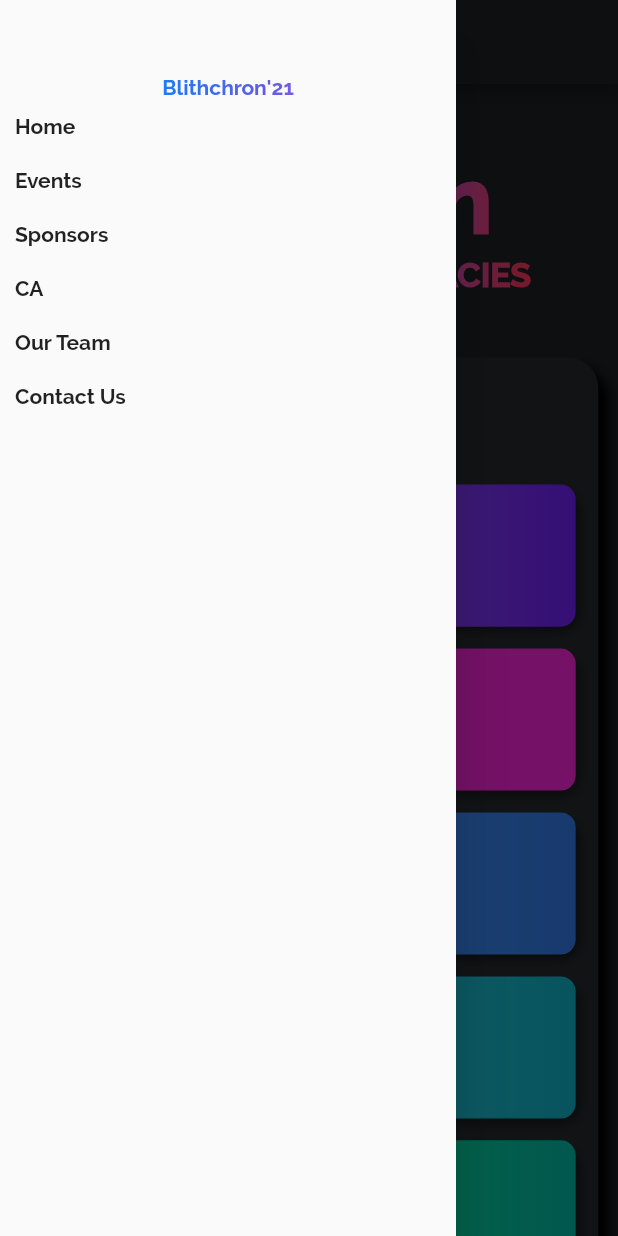
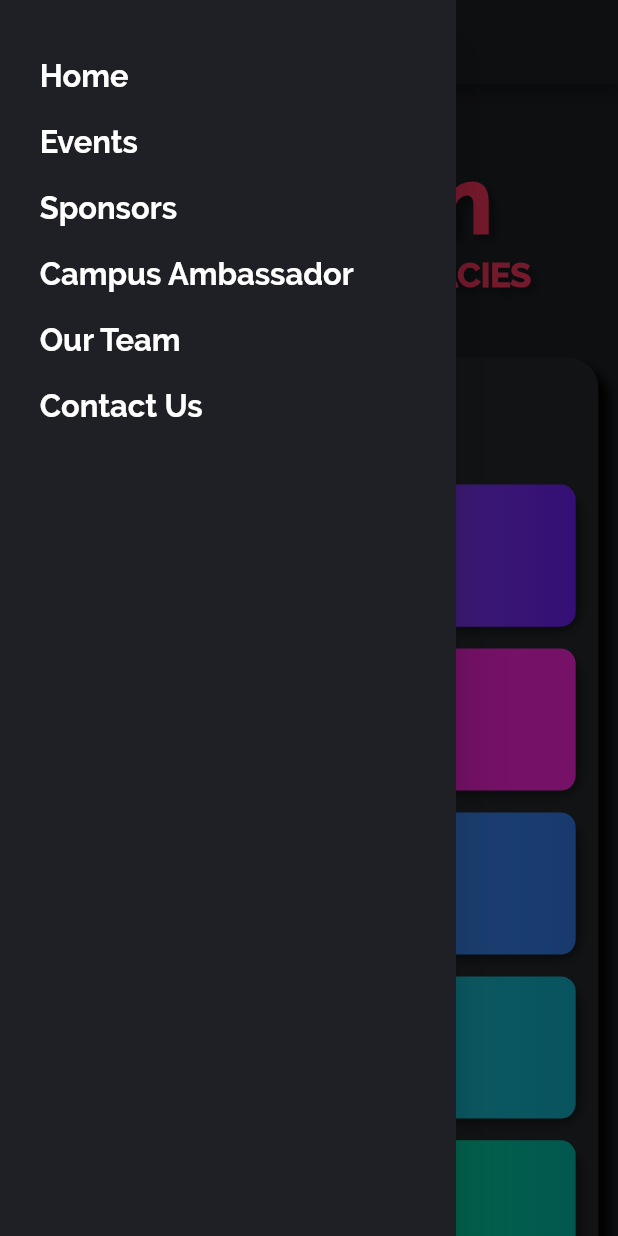
Before and after one commit to GautamV234/Blithchron, a Flutter app: the screen it shows after launch, with the side drawer open, on a phone screen of 412 x 824 dp. Run offline on Flutter 3.47's test engine with Material 2 defaults, Android fonts, the phone set to English and light mode, and no system bars; missing offline and left inert: vs_scrollbar.

Commit message:
DrawerUi_AppLogo

```diff
--- a/lib/Screens/EventsScreen.dart
+++ b/lib/Screens/EventsScreen.dart
@@ -37,7 +37,7 @@ class EventsScreen extends StatelessWidget {
         Color(0xffff375f),
       ],
     ).createShader(
-      Rect.fromLTWH(0.0, 0.0, 300.0, 70.0),
+      Rect.fromLTWH(0.0, 0.0, _screenWidth * 0.65, 70.0),
     );
 
     return Scaffold(
--- a/lib/Screens/HomeScreen.dart
+++ b/lib/Screens/HomeScreen.dart
@@ -62,23 +62,11 @@ class HomeScreen extends StatelessWidget {
         'route': ContactUsScreen.routeName,
       },
       {
-        'name': 'Dev Page',
-        'color': [Color(0xff3ee4ab), Color(0xff07e19d), Color(0xff03beab)],
+        'name': 'Developers',
+        'color': [Color(0xff5ea8fe), Color(0xff3e93fe), Color(0xff347def)],
         'route': DevPage.routeName,
       }
     ];
-
-    final Shader linearGradientTitle = LinearGradient(
-      colors: <Color>[
-        Color(0xff64d2ff),
-        Color(0xff0a84ff),
-        Color(0xff5e5ce6),
-        Color(0xffbf5af2),
-        Color(0xffff375f),
-      ],
-    ).createShader(
-      Rect.fromLTWH(0.0, 0.0, 350.0, 70.0),
-    );
 
     //responsive media query
     final data = MediaQuery.of(context);
@@ -94,6 +82,18 @@ class HomeScreen extends StatelessWidget {
       _screenHeight = data.size.width;
       _screenWidth = data.size.height;
     }
+
+    final Shader linearGradientTitle = LinearGradient(
+      colors: <Color>[
+        Color(0xff64d2ff),
+        Color(0xff0a84ff),
+        Color(0xff5e5ce6),
+        Color(0xffbf5af2),
+        Color(0xffff375f),
+      ],
+    ).createShader(
+      Rect.fromLTWH(0.0, 0.0, _screenWidth * 0.75, 70.0),
+    );
 
     return Scaffold(
       drawer: MyDrawer(),
@@ -116,7 +116,9 @@ class HomeScreen extends StatelessWidget {
                       fontSize: _screenHeight * 0.075,
                       fontWeight: FontWeight.w900,
                       foreground: Paint()..shader = linearGradientTitle,
-                      // shadows:
+                      shadows: [
+                        dropShadow2,
+                      ],
                     ),
                     textAlign: TextAlign.left,
                   ),
@@ -133,6 +135,9 @@ class HomeScreen extends StatelessWidget {
                       fontSize: _screenHeight * 0.02754,
                       fontWeight: FontWeight.w900,
                       foreground: Paint()..shader = linearGradientTitle,
+                      shadows: [
+                        dropShadow2,
+                      ],
                     ),
                     textAlign: TextAlign.left,
                   ),
--- a/lib/Screens/OurTeamScreen.dart
+++ b/lib/Screens/OurTeamScreen.dart
@@ -95,7 +95,7 @@ class OurTeamScreen extends StatelessWidget {
         Color(0xffff375f),
       ],
     ).createShader(
-      Rect.fromLTWH(0.0, 0.0, 300.0, 70.0),
+      Rect.fromLTWH(0.0, 0.0, _screenWidth * 0.65, 70.0),
     );
 
     return Scaffold(
@@ -123,7 +123,7 @@ class OurTeamScreen extends StatelessWidget {
                 ),
                 SafeArea(
                   child: Container(
-                    height: _screenHeight * 0.3593,
+                    height: _screenHeight * 0.3793,
                     width: _screenWidth * 0.9,
                     alignment: Alignment.centerLeft,
                     child: Row(
@@ -181,7 +181,7 @@ class OurTeamScreen extends StatelessWidget {
                 ),
                 SafeArea(
                   child: Container(
-                    height: _screenHeight * 0.7446,
+                    height: _screenHeight * 0.7746,
                     width: _screenWidth * 0.9,
                     alignment: Alignment.centerLeft,
                     child: Row(
--- a/lib/Screens/SponsorsScreen.dart
+++ b/lib/Screens/SponsorsScreen.dart
@@ -26,7 +26,6 @@ class SponsorsScreen extends StatelessWidget {
       _screenWidth = data.size.height;
     }
     /////////////////////////
-
     final Shader linearGradient = LinearGradient(
       colors: <Color>[
         Color(0xff64d2ff),
@@ -36,7 +35,7 @@ class SponsorsScreen extends StatelessWidget {
         Color(0xffff375f),
       ],
     ).createShader(
-      Rect.fromLTWH(0.0, 0.0, 300.0, 70.0),
+      Rect.fromLTWH(0.0, 0.0, _screenWidth * 0.65, 70.0),
     );
 
     return Scaffold(
--- a/lib/Widgets/HomeScreenItem.dart
+++ b/lib/Widgets/HomeScreenItem.dart
@@ -171,7 +171,7 @@ class HomeScreenItem extends StatelessWidget {
                             fontFamily: 'Raleway',
                             color: Colors.white,
                             fontWeight: FontWeight.w900,
-                            fontSize: _screenHeight * 0.025,
+                            fontSize: _screenHeight * 0.02,
                             // fontSize: 20,
                           ),
                         ),
@@ -187,7 +187,7 @@ class HomeScreenItem extends StatelessWidget {
                           style: TextStyle(
                             fontFamily: 'Raleway',
                             color: Colors.white,
-                            fontSize: _screenHeight * 0.018,
+                            fontSize: _screenHeight * 0.015,
                             // fontSize: 12,
                           ),
                         ),
--- a/lib/Widgets/MyDrawer.dart
+++ b/lib/Widgets/MyDrawer.dart
@@ -7,17 +7,6 @@ import '../Screens/SponsorsScreen.dart';
 import '../Screens/OurTeamScreen.dart';
 
 class MyDrawer extends StatelessWidget {
-  final Shader linearGradientTitle = LinearGradient(
-    colors: <Color>[
-      Color(0xff64d2ff),
-      Color(0xff0a84ff),
-      Color(0xff5e5ce6),
-      Color(0xffbf5af2),
-      Color(0xffff375f),
-    ],
-  ).createShader(
-    Rect.fromLTWH(0.0, 0.0, 350.0, 70.0),
-  );
   final List drawerList = [
     {
       'name': 'Home',
@@ -35,7 +24,7 @@ class MyDrawer extends StatelessWidget {
       'route': SponsorsScreen.routeName,
     },
     {
-      'name': 'CA',
+      'name': 'Campus Ambassador',
       'color': [Color(0xff5ea8fe), Color(0xff3e93fe), Color(0xff347def)],
       'route': CampusAdvisorScreen.routeName,
     },
@@ -50,23 +39,58 @@ class MyDrawer extends StatelessWidget {
       'route': ContactUsScreen.routeName,
     },
   ];
+
   @override
   Widget build(BuildContext context) {
+    final data = MediaQuery.of(context);
+    // print(data.size);
+
+    double _screenHeight;
+    double _screenWidth;
+
+    if (data.orientation == Orientation.portrait) {
+      _screenHeight = data.size.height;
+      _screenWidth = data.size.width;
+    } else {
+      _screenHeight = data.size.width;
+      _screenWidth = data.size.height;
+    }
+
+    final Shader linearGradient = LinearGradient(
+      colors: <Color>[
+        Color(0xff64d2ff),
+        Color(0xff0a84ff),
+        Color(0xff5e5ce6),
+        Color(0xffbf5af2),
+        Color(0xffff375f),
+      ],
+    ).createShader(
+      Rect.fromLTWH(0.0, 0.0, _screenWidth * 0.65, 70.0),
+    );
+
     return Drawer(
+      child: Container(
+        color: Color(0xff1e2025),
         child: Column(
           children: [
             SizedBox(
-            height: 50,
+              // height: _screenHeight * 0.07,
+              height: _screenHeight * 0.035,
             ),
-          Text(
-            "Blithchron'21",
-            style: TextStyle(
-              foreground: Paint()..shader = linearGradientTitle,
-            ),
-          ),
+
+            /// Not decided whether to keep the Blithchron '21 heading or not,
+            /// will confirm in the morning
+
+            // Text(
+            //   "Blithchron'21",
+            //   style: TextStyle(
+            //     foreground: Paint()..shader = linearGradient,
+            //     fontSize: _screenHeight * 0.03,
+            //   ),
+            // ),
             Expanded(
               child: SizedBox(
-              height: 100,
+                height: _screenHeight * 0.5,
                 child: ListView.builder(
                     itemCount: drawerList.length,
                     itemBuilder: (ctx, i) {
@@ -74,10 +98,19 @@ class MyDrawer extends StatelessWidget {
                         padding: EdgeInsets.all(10),
                         child: InkWell(
                           onTap: () {
-                          Navigator.pushNamed(context, drawerList[i]['route']);
+                            Navigator.pushNamed(
+                                context, drawerList[i]['route']);
                           },
+                          child: Padding(
+                            padding: EdgeInsets.fromLTRB(
+                                _screenWidth * 0.04, 0, 0, 0),
                             child: Text(
                               drawerList[i]['name'],
+                              style: TextStyle(
+                                color: Colors.white,
+                                fontSize: _screenHeight * 0.025,
+                              ),
+                            ),
                           ),
                         ),
                       );
@@ -86,6 +119,7 @@ class MyDrawer extends StatelessWidget {
             )
           ],
         ),
+      ),
     );
   }
 }
--- a/lib/Widgets/OurTeamItem.dart
+++ b/lib/Widgets/OurTeamItem.dart
@@ -69,7 +69,7 @@ class OurTeamItem extends StatelessWidget {
                   name,
                   style: TextStyle(
                     color: Colors.white,
-                    fontSize: _screenHeight * 0.01676, // Change
+                    fontSize: _screenHeight * 0.01576, // Change
                   ),
                 ),
               ),
```
Also changed, not shown: lib/Screens/ContactUsScreen.dart (+12 -11 lines), lib/Screens/DevPage.dart (+104 -104 lines), pubspec.yaml (+11 -0 lines), assets/appLogo.jpg (added), assets/bitmoji/gautam.png (added), assets/bitmoji/ishan.png, assets/bitmoji/paras.png (added), assets/bitmoji/saagar.png (added), pubspec.lock, 22 other files. Lines whose indentation alone changed are shown as unchanged.
